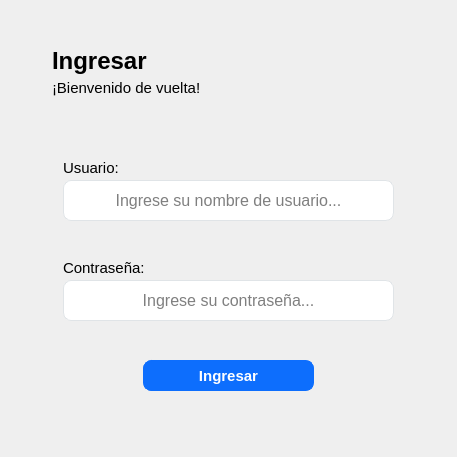
Before: the Qt Designer form src/Login/Ui_Login.ui in ivanperez-7/printpos, drawn with Qt 5.
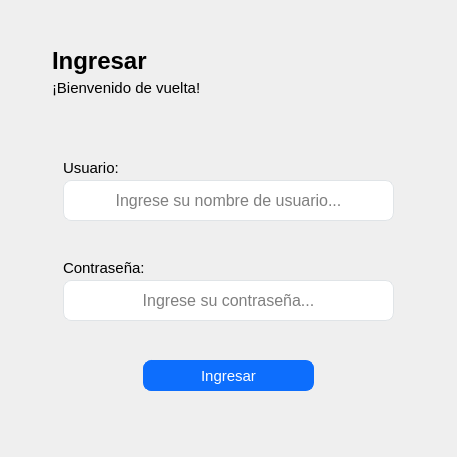
After: the same form once the commit is applied. Icons and pictures are not drawn.

Diff of the .ui file:
```diff
--- a/src/Login/Ui_Login.ui
+++ b/src/Login/Ui_Login.ui
@@ -214,9 +214,7 @@
     </property>
     <property name="font">
      <font>
-      <family>Arial</family>
       <pointsize>11</pointsize>
-      <weight>50</weight>
       <italic>false</italic>
       <bold>false</bold>
      </font>
@@ -226,7 +224,7 @@
   background-color: #0d6efd;
   color: #fff;
   font-weight: 600;
-  font: 11pt &quot;Arial&quot;;
+  font: 11pt;
   border-radius: 8px;
   border: 1px solid #0d6efd;
   padding: 5px 15px;
```
Left out of the diff: 12 changed lines with no effect on the pictures.
